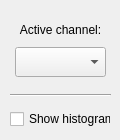
The window that src/Applications/TransferFunctions/Ui/TFSimpleModifier.ui (JanKolomaznik/MedV4D) describes before a commit, drawn with Qt 5.
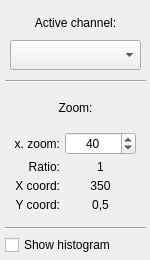
The same window after the commit.

Commit message: pridan histogram, GUI pro zoom, zmenena vnitrni struktura TFWorkCopy

```diff
--- a/src/Applications/TransferFunctions/Ui/TFSimpleModifier.ui
+++ b/src/Applications/TransferFunctions/Ui/TFSimpleModifier.ui
@@ -6,14 +6,14 @@
    <rect>
     <x>0</x>
     <y>0</y>
-    <width>120</width>
-    <height>140</height>
+    <width>150</width>
+    <height>260</height>
    </rect>
   </property>
   <property name="minimumSize">
    <size>
-    <width>120</width>
-    <height>140</height>
+    <width>150</width>
+    <height>260</height>
    </size>
   </property>
   <property name="windowTitle">
@@ -24,12 +24,12 @@
     <rect>
      <x>0</x>
      <y>0</y>
-     <width>121</width>
-     <height>141</height>
+     <width>151</width>
+     <height>260</height>
     </rect>
    </property>
    <property name="sizePolicy">
-    <sizepolicy hsizetype="Expanding" vsizetype="Expanding">
+    <sizepolicy hsizetype="Ignored" vsizetype="Ignored">
      <horstretch>0</horstretch>
      <verstretch>0</verstretch>
     </sizepolicy>
@@ -42,13 +42,13 @@
    </property>
    <layout class="QVBoxLayout" name="verticalLayout_2">
     <property name="spacing">
-     <number>10</number>
+     <number>5</number>
     </property>
     <property name="sizeConstraint">
      <enum>QLayout::SetNoConstraint</enum>
     </property>
     <property name="margin">
-     <number>10</number>
+     <number>5</number>
     </property>
     <item>
      <widget class="QWidget" name="activeViewLayout" native="true">
@@ -104,7 +104,163 @@
      </widget>
     </item>
     <item>
-     <widget class="Line" name="separator">
+     <widget class="Line" name="separator1">
+      <property name="orientation">
+       <enum>Qt::Horizontal</enum>
+      </property>
+     </widget>
+    </item>
+    <item>
+     <layout class="QVBoxLayout" name="zoomLayout">
+      <property name="spacing">
+       <number>5</number>
+      </property>
+      <property name="margin">
+       <number>5</number>
+      </property>
+      <item>
+       <widget class="QLabel" name="zoomLabel">
+        <property name="text">
+         <string>Zoom:</string>
+        </property>
+        <property name="alignment">
+         <set>Qt::AlignCenter</set>
+        </property>
+       </widget>
+      </item>
+      <item>
+       <layout class="QFormLayout" name="zoomSpinLayout">
+        <property name="fieldGrowthPolicy">
+         <enum>QFormLayout::AllNonFixedFieldsGrow</enum>
+        </property>
+        <property name="labelAlignment">
+         <set>Qt::AlignRight|Qt::AlignTrailing|Qt::AlignVCenter</set>
+        </property>
+        <property name="horizontalSpacing">
+         <number>5</number>
+        </property>
+        <property name="verticalSpacing">
+         <number>5</number>
+        </property>
+        <property name="margin">
+         <number>5</number>
+        </property>
+        <item row="1" column="0">
+         <widget class="QLabel" name="ratioLabel">
+          <property name="text">
+           <string>Ratio:</string>
+          </property>
+          <property name="alignment">
+           <set>Qt::AlignRight|Qt::AlignTrailing|Qt::AlignVCenter</set>
+          </property>
+          <property name="margin">
+           <number>2</number>
+          </property>
+         </widget>
+        </item>
+        <item row="1" column="1">
+         <widget class="QLabel" name="ratioValue">
+          <property name="text">
+           <string>1</string>
+          </property>
+          <property name="alignment">
+           <set>Qt::AlignCenter</set>
+          </property>
+          <property name="margin">
+           <number>2</number>
+          </property>
+         </widget>
+        </item>
+        <item row="2" column="0">
+         <widget class="QLabel" name="zoomXLabel">
+          <property name="text">
+           <string>X coord:</string>
+          </property>
+          <property name="alignment">
+           <set>Qt::AlignRight|Qt::AlignTrailing|Qt::AlignVCenter</set>
+          </property>
+          <property name="margin">
+           <number>2</number>
+          </property>
+         </widget>
+        </item>
+        <item row="2" column="1">
+         <widget class="QLabel" name="zoomXValue">
+          <property name="text">
+           <string>350</string>
+          </property>
+          <property name="alignment">
+           <set>Qt::AlignCenter</set>
+          </property>
+          <property name="margin">
+           <number>2</number>
+          </property>
+         </widget>
+        </item>
+        <item row="3" column="0">
+         <widget class="QLabel" name="zoomYLabel">
+          <property name="text">
+           <string>Y coord:</string>
+          </property>
+          <property name="alignment">
+           <set>Qt::AlignRight|Qt::AlignTrailing|Qt::AlignVCenter</set>
+          </property>
+          <property name="margin">
+           <number>2</number>
+          </property>
+         </widget>
+        </item>
+        <item row="3" column="1">
+         <widget class="QLabel" name="zoomYValue">
+          <property name="text">
+           <string>0,5</string>
+          </property>
+          <property name="alignment">
+           <set>Qt::AlignCenter</set>
+          </property>
+          <property name="margin">
+           <number>2</number>
+          </property>
+         </widget>
+        </item>
+        <item row="0" column="0">
+         <widget class="QLabel" name="maxZoomLabel">
+          <property name="text">
+           <string>Max. zoom:</string>
+          </property>
+          <property name="alignment">
+           <set>Qt::AlignRight|Qt::AlignTrailing|Qt::AlignVCenter</set>
+          </property>
+          <property name="margin">
+           <number>2</number>
+          </property>
+         </widget>
+        </item>
+        <item row="0" column="1">
+         <widget class="QSpinBox" name="maxZoomSpin">
+          <property name="layoutDirection">
+           <enum>Qt::LeftToRight</enum>
+          </property>
+          <property name="alignment">
+           <set>Qt::AlignCenter</set>
+          </property>
+          <property name="minimum">
+           <number>1</number>
+          </property>
+          <property name="maximum">
+           <number>10000</number>
+          </property>
+          <property name="value">
+           <number>40</number>
+          </property>
+         </widget>
+        </item>
+       </layout>
+      </item>
+     </layout>
+    </item>
+    <item>
+     <widget class="Line" name="separator2">
       <property name="orientation">
        <enum>Qt::Horizontal</enum>
       </property>
@@ -112,6 +268,9 @@
     </item>
     <item>
      <widget class="QCheckBox" name="histogramCheck">
+      <property name="layoutDirection">
+       <enum>Qt::LeftToRight</enum>
+      </property>
       <property name="text">
        <string>Show histogram</string>
       </property>
```
The commit also changes 34 other files.
